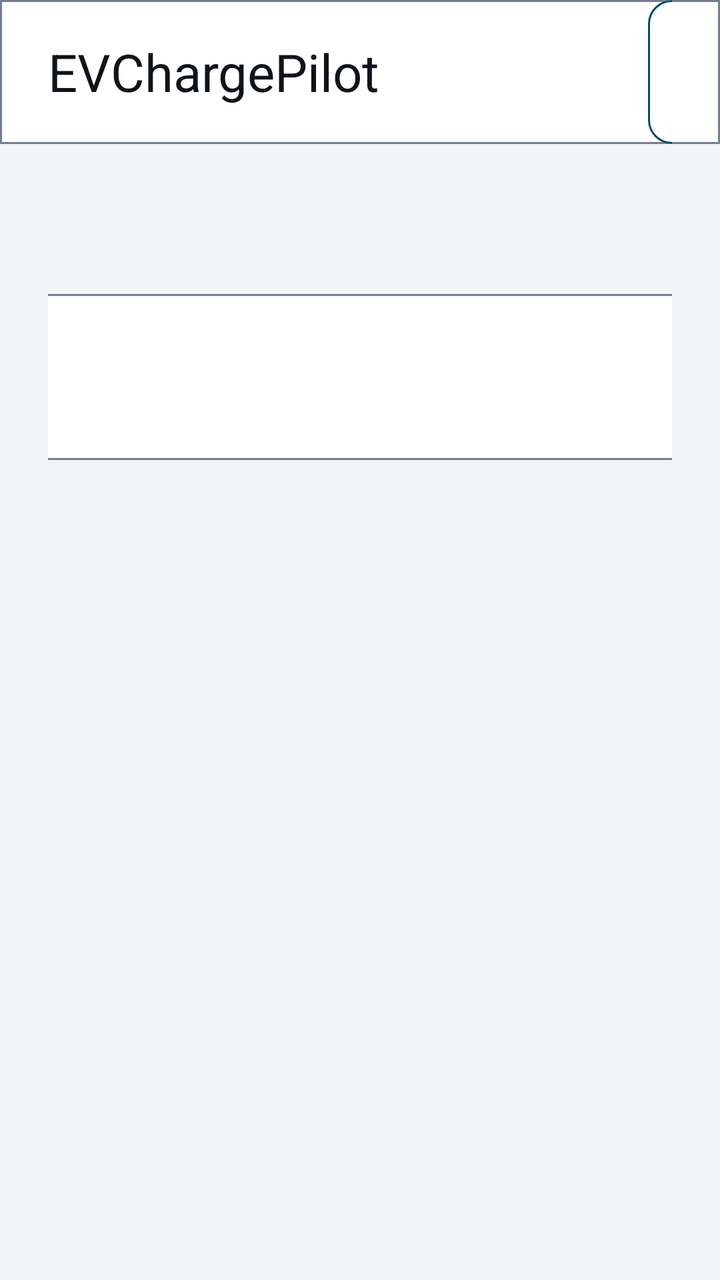
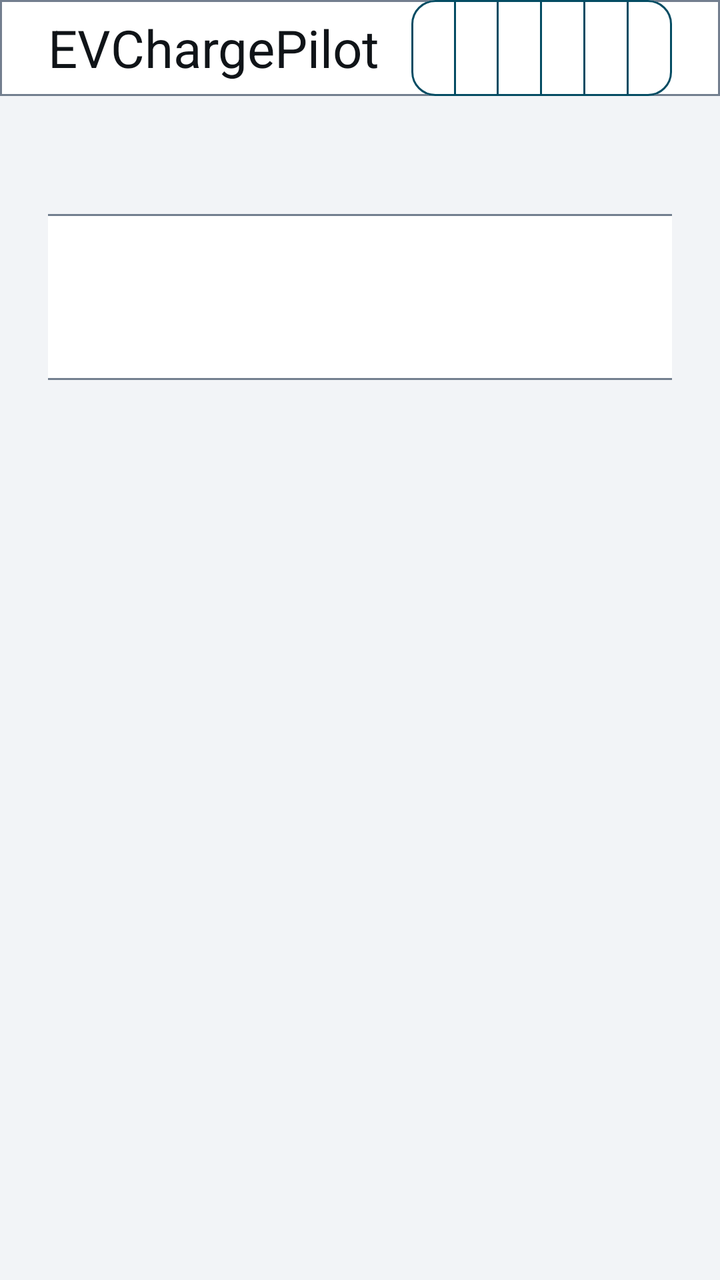

Compare the two renders of this Android layout. The source of the first and the diff that turns it into the second are given below.
<!-- AndroidManifest.xml: application theme Theme.EVChargePilot -->
<!-- res/layout/activity_arrival_forecast.xml -->
<?xml version="1.0" encoding="utf-8"?>
<LinearLayout xmlns:android="http://schemas.android.com/apk/res/android"
    android:layout_width="match_parent"
    android:layout_height="match_parent"
    android:orientation="vertical">

    <LinearLayout
        android:layout_width="match_parent"
        android:layout_height="@dimen/touch_target"
        android:background="@drawable/bg_topbar"
        android:gravity="center_vertical"
        android:orientation="horizontal"
        android:paddingStart="@dimen/spacing_lg"
        android:paddingEnd="@dimen/spacing_lg">

        <include layout="@layout/view_primary_navigation" />

        <Space
            android:layout_width="0dp"
            android:layout_height="1dp"
            android:layout_weight="1" />
    </LinearLayout>

    <ScrollView
        android:layout_width="match_parent"
        android:layout_height="0dp"
        android:layout_weight="1"
        android:fillViewport="true">

        <LinearLayout
            android:layout_width="match_parent"
            android:layout_height="wrap_content"
            android:gravity="center_horizontal"
            android:orientation="vertical"
            android:padding="@dimen/spacing_lg">

            <TextView
                android:id="@+id/arrivalStatus"
                android:layout_width="1400dp"
                android:layout_height="wrap_content"
                android:gravity="center"
                android:textAppearance="@style/Text.EV.Body"
                android:accessibilityLiveRegion="polite" />

            <TextView
                android:id="@+id/arrivalValue"
                android:layout_width="1400dp"
                android:layout_height="wrap_content"
                android:layout_marginTop="@dimen/spacing_lg"
                android:background="@drawable/bg_card"
                android:gravity="center"
                android:padding="@dimen/spacing_lg"
                android:textAppearance="@style/Text.EV.Title" />

            <TextView
                android:id="@+id/arrivalDetail"
                android:layout_width="1400dp"
                android:layout_height="wrap_content"
                android:layout_marginTop="@dimen/spacing_lg"
                android:background="@drawable/bg_card"
                android:lineSpacingExtra="6dp"
                android:padding="@dimen/spacing_lg"
                android:textAppearance="@style/Text.EV.Body"
                android:visibility="gone" />
        </LinearLayout>
    </ScrollView>
</LinearLayout>
<!-- res/layout/view_primary_navigation.xml (included above) -->
<?xml version="1.0" encoding="utf-8"?>
<LinearLayout
    xmlns:android="http://schemas.android.com/apk/res/android"
    xmlns:app="http://schemas.android.com/apk/res-auto"
    android:layout_width="wrap_content"
    android:layout_height="@dimen/touch_target"
    android:gravity="center_vertical"
    android:orientation="horizontal">

    <TextView
        android:layout_width="@dimen/chargepilot_primary_title_width"
        android:layout_height="wrap_content"
        android:text="@string/app_name"
        android:textAppearance="@style/Text.EV.Title" />

    <com.google.android.material.button.MaterialButtonToggleGroup
        android:id="@+id/primaryNavigation"
        android:layout_width="1000dp"
        android:layout_height="match_parent"
        app:selectionRequired="true"
        app:singleSelection="true">

    <com.google.android.material.button.MaterialButton
        android:id="@+id/navEnergy"
        style="@style/Widget.EVChargePilot.NavTab"
        android:layout_width="200dp"
        android:layout_height="match_parent"
        android:text="@string/tab_energy" />

    <com.google.android.material.button.MaterialButton
        android:id="@+id/navArrival"
        style="@style/Widget.EVChargePilot.NavTab"
        android:layout_width="200dp"
        android:layout_height="match_parent"
        android:text="@string/tab_arrival" />

    <com.google.android.material.button.MaterialButton
        android:id="@+id/navTrips"
        style="@style/Widget.EVChargePilot.NavTab"
        android:layout_width="200dp"
        android:layout_height="match_parent"
        android:text="@string/tab_trips" />

    <com.google.android.material.button.MaterialButton
        android:id="@+id/navDiagnostics"
        style="@style/Widget.EVChargePilot.NavTab"
        android:layout_width="200dp"
        android:layout_height="match_parent"
        android:text="@string/tab_diagnostics" />

    <com.google.android.material.button.MaterialButton
        android:id="@+id/navSettings"
        style="@style/Widget.EVChargePilot.NavTab"
        android:layout_width="200dp"
        android:layout_height="match_parent"
        android:text="@string/tab_settings" />
    </com.google.android.material.button.MaterialButtonToggleGroup>
</LinearLayout>
<!-- resources referenced by this layout -->
<resources>
  <dimen name="chargepilot_primary_title_width">300dp</dimen>
  <dimen name="spacing_lg">24dp</dimen>
  <dimen name="touch_target">72dp</dimen>
  <!-- drawable bg_card (drawable) -->
  <?xml version="1.0" encoding="utf-8"?>
  <shape xmlns:android="http://schemas.android.com/apk/res/android" android:shape="rectangle">
      <solid android:color="@color/ev_surface" />
      <stroke android:width="1dp" android:color="@color/ev_outline" />
      <corners android:radius="@dimen/ev_corner" />
  </shape>
  <!-- drawable bg_topbar (drawable) -->
  <?xml version="1.0" encoding="utf-8"?>
  <shape xmlns:android="http://schemas.android.com/apk/res/android" android:shape="rectangle">
      <solid android:color="@color/ev_surface" />
      <stroke android:width="1dp" android:color="@color/ev_outline" />
  </shape>
  <string name="app_name">EVChargePilot</string>
  <string name="tab_arrival">Arrival</string>
  <string name="tab_diagnostics">Diagnostics</string>
  <string name="tab_energy">Energy</string>
  <string name="tab_settings">Settings</string>
  <string name="tab_trips">Trips</string>
  <style name="Text.EV.Body" parent="TextAppearance.Material3.BodyLarge">
          <item name="android:textSize">@dimen/text_body</item>
          <item name="android:textColor">@color/ev_text_primary</item>
      </style>
  <style name="Text.EV.Title" parent="TextAppearance.Material3.TitleLarge">
          <item name="android:textSize">@dimen/text_title</item>
          <item name="android:textColor">@color/ev_text_primary</item>
      </style>
  <color name="ev_surface">#FFFFFFFF</color>
  <color name="ev_outline">#FF737F8F</color>
  <dimen name="ev_corner">12dp</dimen>
  <dimen name="text_body">20sp</dimen>
  <color name="ev_text_primary">#FF101418</color>
  <dimen name="text_title">26sp</dimen>
  <color name="ev_accent">#FF044C63</color>
  <color name="ev_on_accent">#FFFFFFFF</color>
  <color name="ev_surface_raised">#FFE4E8ED</color>
  <color name="ev_background">#FFF2F4F7</color>
  <color name="ev_text_secondary">#FF414B55</color>
  <color name="ev_error">#FF8F0F18</color>
  <style name="ThemeOverlay.EVChargePilot.Dialog" parent="ThemeOverlay.EV.Dialog">
          <item name="materialAlertDialogTitleTextStyle">@style/EVChargePilot.Dialog.Title</item>
          <item name="materialAlertDialogBodyTextStyle">@style/EVChargePilot.Dialog.Body</item>
      </style>
  <style name="EVChargePilot.Dialog.Title" parent="MaterialAlertDialog.Material3.Title.Text">
          <item name="android:textSize">@dimen/text_title</item>
          <item name="android:textColor">@color/ev_text_primary</item>
      </style>
  <style name="EVChargePilot.Dialog.Body" parent="MaterialAlertDialog.Material3.Body.Text">
          <item name="android:textSize">@dimen/text_secondary</item>
          <item name="android:textColor">@color/ev_text_primary</item>
          <item name="android:lineSpacingMultiplier">1.2</item>
      </style>
  <style name="Widget.EV.DialogButton" parent="Widget.Material3.Button.TextButton.Dialog">
          <item name="shapeAppearanceOverlay">@style/ShapeAppearanceOverlay.EV.Button</item>
          <item name="android:minHeight">@dimen/touch_target</item>
          <item name="android:minWidth">140dp</item>
          <item name="android:textSize">@dimen/text_body</item>
      </style>
  <dimen name="text_secondary">17sp</dimen>
  <style name="ShapeAppearanceOverlay.EV.Button" parent="">
          <item name="cornerSize">@dimen/ev_corner</item>
      </style>
  <!-- unchanged entries left out for length: 3 -->
</resources>

<!-- the commit's change to res/layout/activity_arrival_forecast.xml (unified diff, before → after) -->
@@ -6,19 +6,19 @@
 
     <LinearLayout
         android:layout_width="match_parent"
-        android:layout_height="@dimen/touch_target"
+        android:layout_height="@dimen/chargepilot_bar_height"
         android:background="@drawable/bg_topbar"
         android:gravity="center_vertical"
         android:orientation="horizontal"
         android:paddingStart="@dimen/spacing_lg"
         android:paddingEnd="@dimen/spacing_lg">
 
-        <include layout="@layout/view_primary_navigation" />
+        <include
+            layout="@layout/view_primary_navigation"
+            android:layout_width="0dp"
+            android:layout_height="match_parent"
+            android:layout_weight="1" />
 
-        <Space
-            android:layout_width="0dp"
-            android:layout_height="1dp"
-            android:layout_weight="1" />
     </LinearLayout>
 
     <ScrollView
@@ -32,7 +32,10 @@
             android:layout_height="wrap_content"
             android:gravity="center_horizontal"
             android:orientation="vertical"
-            android:padding="@dimen/spacing_lg">
+            android:paddingStart="@dimen/spacing_lg"
+            android:paddingTop="@dimen/chargepilot_bar_gap"
+            android:paddingEnd="@dimen/spacing_lg"
+            android:paddingBottom="@dimen/spacing_lg">
 
             <TextView
                 android:id="@+id/arrivalStatus"
@@ -70,57 +73,72 @@
 <LinearLayout
     xmlns:android="http://schemas.android.com/apk/res/android"
     xmlns:app="http://schemas.android.com/apk/res-auto"
-    android:layout_width="wrap_content"
-    android:layout_height="@dimen/touch_target"
+    android:layout_width="match_parent"
+    android:layout_height="match_parent"
     android:gravity="center_vertical"
     android:orientation="horizontal">
 
     <TextView
-        android:layout_width="@dimen/chargepilot_primary_title_width"
+        android:layout_width="wrap_content"
         android:layout_height="wrap_content"
+        android:layout_marginEnd="@dimen/spacing_md"
         android:text="@string/app_name"
         android:textAppearance="@style/Text.EV.Title" />
 
     <com.google.android.material.button.MaterialButtonToggleGroup
         android:id="@+id/primaryNavigation"
-        android:layout_width="1000dp"
+        android:layout_width="0dp"
         android:layout_height="match_parent"
+        android:layout_weight="1"
         app:selectionRequired="true"
         app:singleSelection="true">
 
     <com.google.android.material.button.MaterialButton
         android:id="@+id/navEnergy"
         style="@style/Widget.EVChargePilot.NavTab"
-        android:layout_width="200dp"
+        android:layout_width="0dp"
         android:layout_height="match_parent"
+        android:layout_weight="1"
         android:text="@string/tab_energy" />
 
     <com.google.android.material.button.MaterialButton
         android:id="@+id/navArrival"
         style="@style/Widget.EVChargePilot.NavTab"
-        android:layout_width="200dp"
+        android:layout_width="0dp"
         android:layout_height="match_parent"
+        android:layout_weight="1"
         android:text="@string/tab_arrival" />
 
     <com.google.android.material.button.MaterialButton
         android:id="@+id/navTrips"
         style="@style/Widget.EVChargePilot.NavTab"
-        android:layout_width="200dp"
+        android:layout_width="0dp"
         android:layout_height="match_parent"
+        android:layout_weight="1"
         android:text="@string/tab_trips" />
+
+    <com.google.android.material.button.MaterialButton
+        android:id="@+id/navBattery"
+        style="@style/Widget.EVChargePilot.NavTab"
+        android:layout_width="0dp"
+        android:layout_height="match_parent"
+        android:layout_weight="1"
+        android:text="@string/tab_battery" />
 
     <com.google.android.material.button.MaterialButton
         android:id="@+id/navDiagnostics"
         style="@style/Widget.EVChargePilot.NavTab"
-        android:layout_width="200dp"
+        android:layout_width="0dp"
         android:layout_height="match_parent"
+        android:layout_weight="1"
         android:text="@string/tab_diagnostics" />
 
     <com.google.android.material.button.MaterialButton
         android:id="@+id/navSettings"
         style="@style/Widget.EVChargePilot.NavTab"
-        android:layout_width="200dp"
+        android:layout_width="0dp"
         android:layout_height="match_parent"
+        android:layout_weight="1"
         android:text="@string/tab_settings" />
     </com.google.android.material.button.MaterialButtonToggleGroup>
 </LinearLayout>
<!-- resource entries referenced after the edit -->
@@ -1,7 +1,9 @@
 <!-- resources referenced by this layout -->
 <resources>
-  <dimen name="chargepilot_primary_title_width">300dp</dimen>
+  <dimen name="chargepilot_bar_gap">@dimen/spacing_sm</dimen>
+  <dimen name="chargepilot_bar_height">48dp</dimen>
   <dimen name="spacing_lg">24dp</dimen>
+  <dimen name="spacing_md">16dp</dimen>
   <dimen name="touch_target">72dp</dimen>
   <!-- drawable bg_card (drawable) -->
   <?xml version="1.0" encoding="utf-8"?>
@@ -18,6 +20,7 @@
   </shape>
   <string name="app_name">EVChargePilot</string>
   <string name="tab_arrival">Arrival</string>
+  <string name="tab_battery">Battery</string>
   <string name="tab_diagnostics">Diagnostics</string>
   <string name="tab_energy">Energy</string>
   <string name="tab_settings">Settings</string>
@@ -30,6 +33,7 @@
           <item name="android:textSize">@dimen/text_title</item>
           <item name="android:textColor">@color/ev_text_primary</item>
       </style>
+  <dimen name="spacing_sm">8dp</dimen>
   <color name="ev_surface">#FFFFFFFF</color>
   <color name="ev_outline">#FF737F8F</color>
   <dimen name="ev_corner">12dp</dimen>
